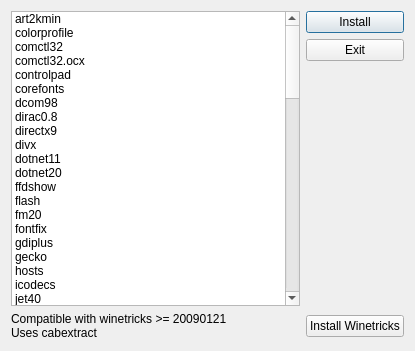
First picture: the form in src/temporary/winetricks.ui, repository brezerk/q4wine, before the edit.
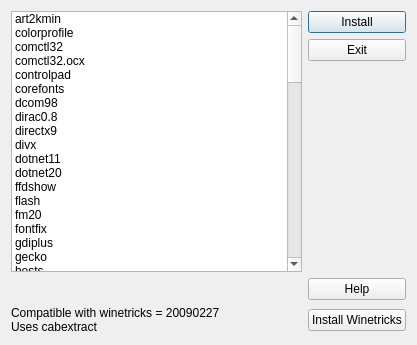
Second picture: the form after the edit.

Commit message: experimental help

What changed in the file:
```diff
--- a/src/temporary/winetricks.ui
+++ b/src/temporary/winetricks.ui
@@ -6,8 +6,8 @@
    <rect>
     <x>0</x>
     <y>0</y>
-    <width>415</width>
-    <height>351</height>
+    <width>417</width>
+    <height>345</height>
    </rect>
   </property>
   <property name="windowTitle">
@@ -296,6 +296,11 @@
        <string>wininet</string>
       </property>
      </item>
+     <item>
+      <property name="text">
+       <string>wme9</string>
+      </property>
+     </item>
      <item>
       <property name="text">
        <string>wmp9</string>
@@ -397,34 +402,28 @@
      </property>
     </widget>
    </item>
-   <item row="2" column="1">
-    <spacer name="verticalSpacer">
-     <property name="orientation">
-      <enum>Qt::Vertical</enum>
-     </property>
-     <property name="sizeHint" stdset="0">
-      <size>
-       <width>20</width>
-       <height>242</height>
-      </size>
-     </property>
-    </spacer>
-   </item>
-   <item row="3" column="0">
+   <item row="4" column="0">
     <widget class="QLabel" name="label">
      <property name="text">
-      <string>Compatible with winetricks &gt;= 20090121
+      <string>Compatible with winetricks = 20090227
 Uses cabextract</string>
      </property>
     </widget>
    </item>
-   <item row="3" column="1">
+   <item row="4" column="1">
     <widget class="QPushButton" name="cmdInstWinetricks">
      <property name="text">
       <string>Install Winetricks</string>
      </property>
     </widget>
    </item>
+   <item row="3" column="1">
+    <widget class="QPushButton" name="cmdHelp">
+     <property name="text">
+      <string>Help</string>
+     </property>
+    </widget>
+   </item>
   </layout>
  </widget>
  <resources/>
```
Left out of the diff: 6 changed lines with no effect on the pictures. The commit also changes 4 other files.
